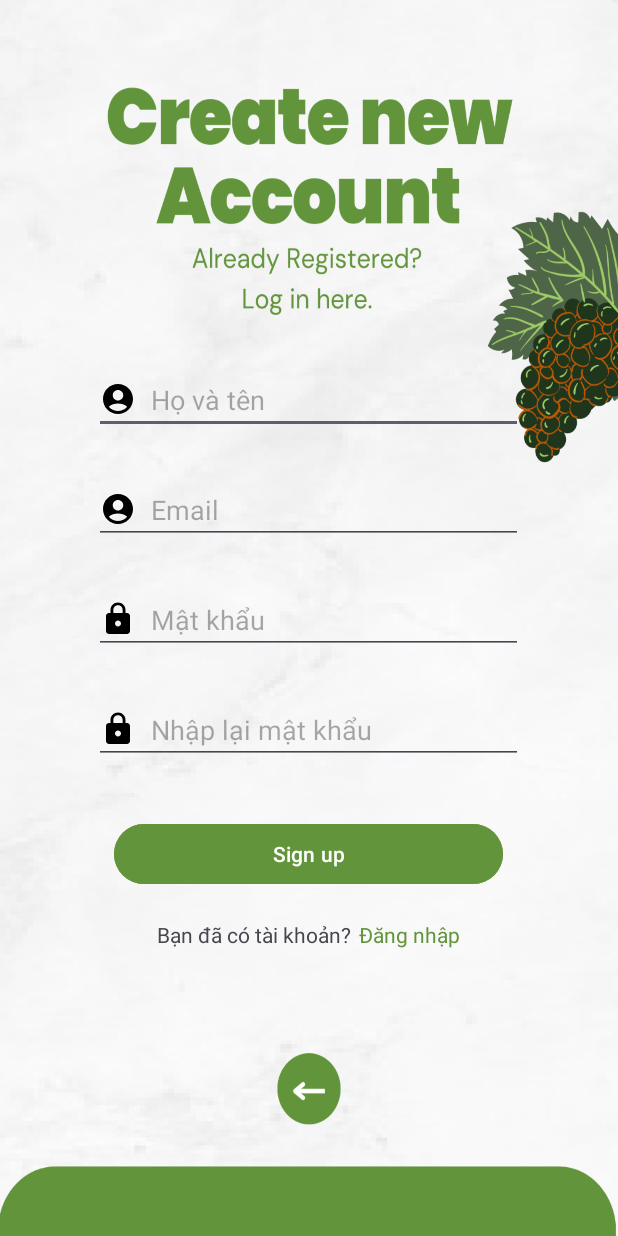
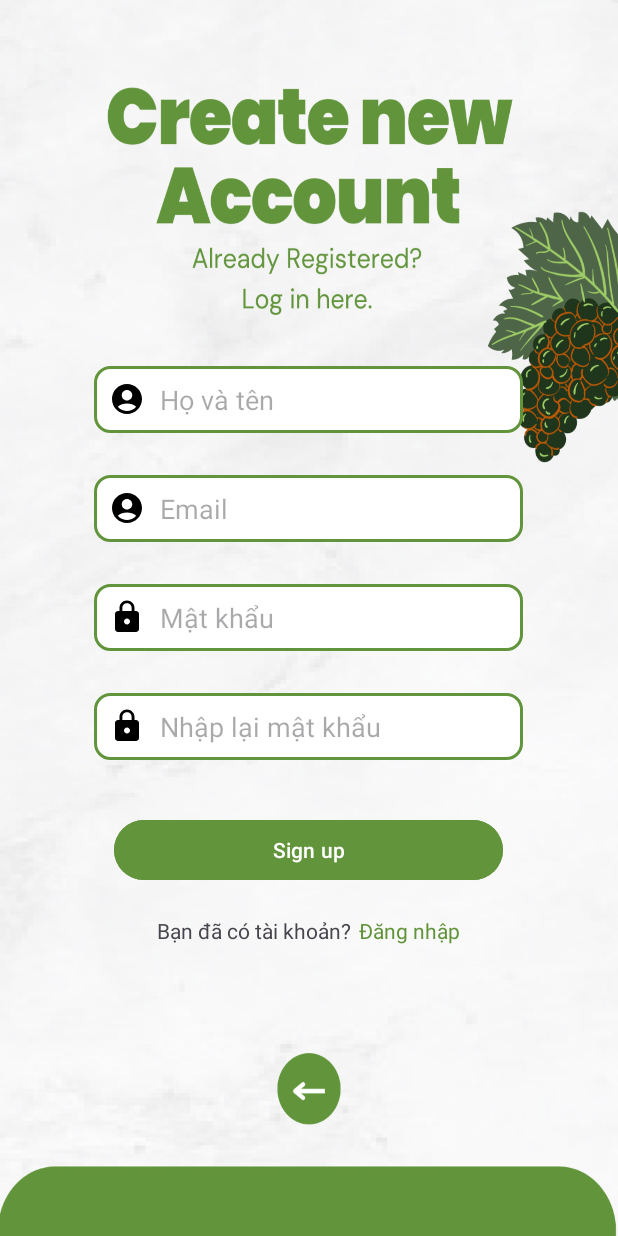
Before and after one commit to phamquy2003/AppFoody, an Android app: the RegisterActivity2 screen opened directly, with no data from a screen before it, on a phone screen of 412 x 824 dp. Run offline under Robolectric (Android 15) with nearby library versions, the phone set to English and light mode, and no system bars; our stand-ins replace Firebase (no records; nobody signed in at launch, a user with empty details on screens opened directly).

Commit message:
sua layout

```diff
--- /dev/null
+++ b/app/src/main/java/com/henrryd/appfoody2/Controller/Interfaces/OnButtonClickListener.java
@@ -0,0 +1,5 @@
+package com.henrryd.appfoody2.Controller.Interfaces;
+
+public interface OnButtonClickListener {
+    void onButtonClicked(int position);
+}
--- /dev/null
+++ b/app/src/main/res/drawable/edittext_border.xml
@@ -0,0 +1,15 @@
+<?xml version="1.0" encoding="utf-8"?>
+<selector xmlns:android="http://schemas.android.com/apk/res/android">
+    android:layout_height="wrap_content"
+    android:layout_width="wrap_content">
+    <item>
+        <shape android:shape="rectangle">
+            <solid android:color="#ffffff"/>
+            <corners android:radius="10dp" />
+            <stroke
+                android:width="2dp"
+                android:color="@color/maincolor"
+                />
+        </shape>
+    </item>
+</selector>
--- a/app/src/main/res/layout/activity_chi_tiet_quan_an.xml
+++ b/app/src/main/res/layout/activity_chi_tiet_quan_an.xml
@@ -158,7 +158,7 @@
                             android:id="@+id/tongSoCheckIn"
                             android:layout_width="wrap_content"
                             android:layout_height="wrap_content"
-                            android:text="123"
+                            android:text="80"
                             android:textStyle="bold" />
 
                         <TextView
@@ -202,7 +202,7 @@
                             android:id="@+id/tongSoLuuLai"
                             android:layout_width="wrap_content"
                             android:layout_height="wrap_content"
-                            android:text="123"
+                            android:text="23"
                             android:textStyle="bold" />
 
                         <TextView
--- a/app/src/main/res/layout/activity_register2.xml
+++ b/app/src/main/res/layout/activity_register2.xml
@@ -25,6 +25,8 @@
             android:drawableLeft="@drawable/baseline_account_circle_24"
             android:drawablePadding="10dp"
             android:ems="10"
+            android:background="@drawable/edittext_border"
+            android:padding="10dp"
             android:hint="Họ và tên"
             android:inputType="text"
             android:scaleType="centerInside" />
@@ -36,6 +38,8 @@
             android:drawableLeft="@drawable/baseline_account_circle_24"
             android:drawablePadding="10dp"
             android:ems="10"
+            android:background="@drawable/edittext_border"
+            android:padding="10dp"
             android:hint="Email"
             android:inputType="textEmailAddress"
             android:scaleType="centerInside" />
@@ -45,11 +49,14 @@
             android:layout_width="286dp"
             android:layout_height="wrap_content"
             android:layout_marginTop="28dp"
+            android:background="@drawable/edittext_border"
             android:drawableLeft="@drawable/baseline_lock_24"
             android:drawablePadding="10dp"
             android:ems="10"
             android:hint="Mật khẩu"
-            android:inputType="text" />
+            android:inputType="textPassword"
+            android:padding="10dp"
+            />
 
         <EditText
             android:id="@+id/edConfirmPassword"
@@ -58,9 +65,12 @@
             android:layout_marginTop="28dp"
             android:drawableLeft="@drawable/baseline_lock_24"
             android:drawablePadding="10dp"
+            android:background="@drawable/edittext_border"
+            android:padding="10dp"
             android:ems="10"
-            android:hint="Nhập lại mật khẩu"
-            android:inputType="text" />
+            android:inputType="textPassword"
+            android:hint="Nhập lại mật khẩu" />
+
 
         <Button
             android:id="@+id/btnDangKy"
--- a/app/src/main/res/layout/layout_thucdon_chitiet.xml
+++ b/app/src/main/res/layout/layout_thucdon_chitiet.xml
@@ -23,6 +23,7 @@
 
     </androidx.recyclerview.widget.RecyclerView>
     <Button
+        android:id="@+id/btnDatMon"
         android:layout_width="150dp"
         android:layout_height="wrap_content"
         android:text="Đặt món"
--- a/app/src/main/res/values/strings.xml
+++ b/app/src/main/res/values/strings.xml
@@ -2,8 +2,8 @@
     <string name="app_name">Foody</string>
     <string name="phienban">Version</string>
     <string name="dangtai">Loading..</string>
-    <string name="dangnhap">LOGIN IN</string>
-    <string name="hoac">or continue with</string>
+    <string name="dangnhap">Log In</string>
+    <string name="hoac"> hoặc </string>
     <string name="dngoogle">Connect with Google</string>
     <string name="dnfacebook">Connect with Facebook</string>
     <string name="app_id">368421622317134</string>
@@ -34,7 +34,7 @@
     <string name="topmember">Top member</string>
     <string name="order">Order</string>
     <string name="photo">Ảnh</string>
-    <string name="save">Lưu lại</string>
+    <string name="save">Yêu thích</string>
     <string name="share">Chia sẻ</string>
     <string name="checkin">Check-ins</string>
     <string name="inputName">Input name...</string>
```
Also changed, not shown: app/src/main/java/com/henrryd/appfoody2/Adapters/AdapterMonAn.java (+12 -0 lines), app/src/main/res/layout/layout_binhluan.xml (+13 -4 lines), app/src/main/res/layout/layout_binhluan_chitietquanan.xml (+10 -0 lines).
